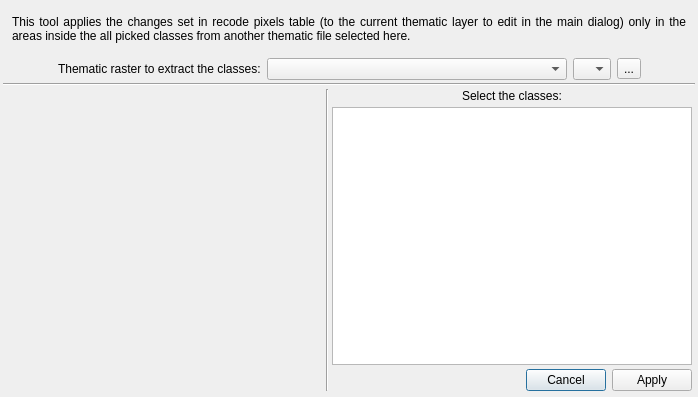
The window that ui/apply_from_thematic_classes.ui (SMByC/ThRasE) describes before a commit, drawn with Qt 5.
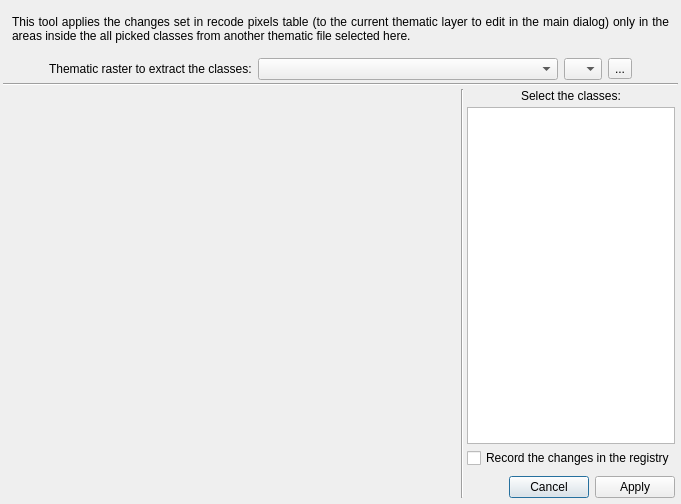
The same window after the commit. Custom widgets are drawn as their Qt base class.

Commit message: Add optional registry recording changes in the thematic class global editing tool

Diff of the .ui file:
```diff
--- a/ui/apply_from_thematic_classes.ui
+++ b/ui/apply_from_thematic_classes.ui
@@ -6,8 +6,8 @@
    <rect>
     <x>0</x>
     <y>0</y>
-    <width>698</width>
-    <height>397</height>
+    <width>681</width>
+    <height>504</height>
    </rect>
   </property>
   <property name="windowTitle">
@@ -185,8 +185,8 @@
       <item>
        <widget class="RenderWidget" name="render_widget" native="true">
         <property name="sizePolicy">
-         <sizepolicy hsizetype="Ignored" vsizetype="Ignored">
-          <horstretch>0</horstretch>
+         <sizepolicy hsizetype="Expanding" vsizetype="Expanding">
+          <horstretch>4</horstretch>
           <verstretch>0</verstretch>
          </sizepolicy>
         </property>
@@ -201,18 +201,6 @@
       </item>
       <item>
        <widget class="QWidget" name="TableBlock" native="true">
-        <property name="minimumSize">
-         <size>
-          <width>360</width>
-          <height>0</height>
-         </size>
-        </property>
-        <property name="maximumSize">
-         <size>
-          <width>360</width>
-          <height>16777215</height>
-         </size>
-        </property>
         <layout class="QVBoxLayout" name="verticalLayout_2">
          <property name="spacing">
           <number>4</number>
@@ -243,7 +231,27 @@
           </widget>
          </item>
          <item>
-          <widget class="QTableWidget" name="PixelTable"/>
+          <widget class="QTableWidget" name="PixelTable">
+           <property name="sizePolicy">
+            <sizepolicy hsizetype="Ignored" vsizetype="Expanding">
+             <horstretch>0</horstretch>
+             <verstretch>0</verstretch>
+            </sizepolicy>
+           </property>
+          </widget>
+         </item>
+         <item>
+          <widget class="QCheckBox" name="RecordChangesInRegistry">
+           <property name="toolTip">
+            <string>&lt;html&gt;&lt;head/&gt;&lt;body&gt;&lt;p&gt;Add the changes that will be applied here to the ThRasE registry (for tracking, inspection, or export).&lt;/p&gt;&lt;p&gt;Note: This may slightly increase processing time.&lt;/p&gt;&lt;/body&gt;&lt;/html&gt;</string>
+           </property>
+           <property name="text">
+            <string>Record the changes in the registry</string>
+           </property>
+          </widget>
+         </item>
+         <item>
+          <widget class="QWidget" name="widget_2" native="true"/>
          </item>
          <item>
           <widget class="QDialogButtonBox" name="DialogButtons">
@@ -266,18 +274,18 @@
    <extends>QComboBox</extends>
    <header>qgsmaplayercombobox.h</header>
   </customwidget>
-  <customwidget>
-   <class>RenderWidget</class>
-   <extends>QWidget</extends>
-   <header>ThRasE.gui.render_widget</header>
-   <container>1</container>
-  </customwidget>
   <customwidget>
    <class>QgsMessageBar</class>
    <extends>QFrame</extends>
    <header>qgis.gui</header>
    <container>1</container>
   </customwidget>
+  <customwidget>
+   <class>RenderWidget</class>
+   <extends>QWidget</extends>
+   <header>ThRasE.gui.render_widget</header>
+   <container>1</container>
+  </customwidget>
  </customwidgets>
  <resources/>
  <connections>
```
The commit also changes 3 other files.
